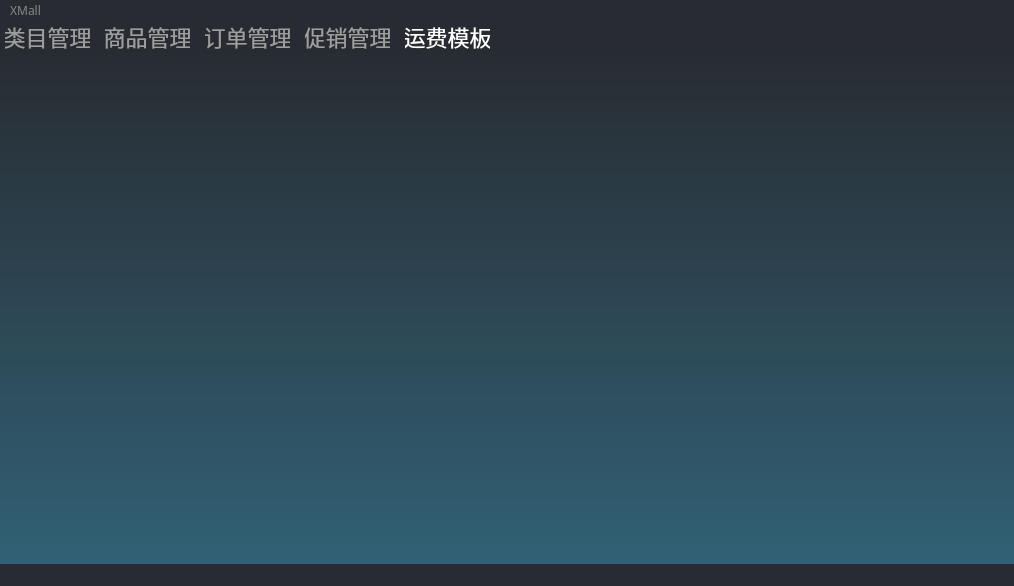
First picture: the form in XMall-Admin/mainwindow.ui, repository XuanchenLi/XMall, before the edit.
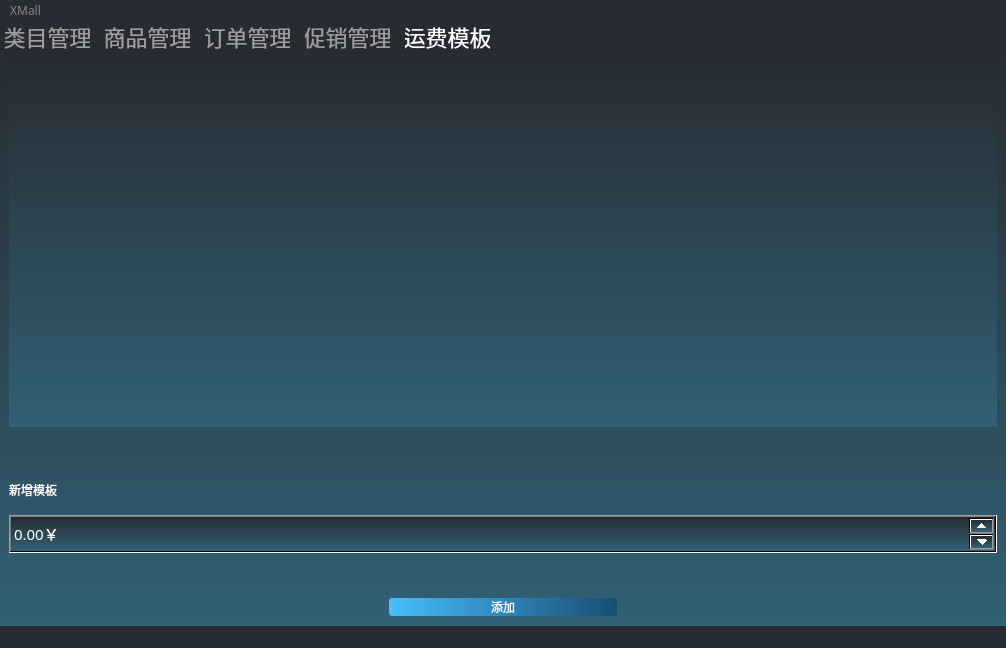
Second picture: the form after the edit. The open tabs and pages were chosen to show the change. Custom widgets are drawn as their Qt base class.

Diff of the .ui file:
```diff
--- a/XMall-Admin/mainwindow.ui
+++ b/XMall-Admin/mainwindow.ui
@@ -6,8 +6,8 @@
    <rect>
     <x>0</x>
     <y>0</y>
-    <width>1014</width>
-    <height>586</height>
+    <width>1006</width>
+    <height>648</height>
    </rect>
   </property>
   <property name="minimumSize">
@@ -571,11 +571,159 @@
         <string notr="true">*{
 background-color:qlineargradient(spread:pad, x1:0, y1:0, x2:0, y2:1, stop:0 rgb(40, 44, 50), stop:1 rgb(49, 97, 117))
 
+}
+
+QMenu::item 
+{
+     background-color:rgb(42, 42, 42);
+}
+ 
+/*选择项设置*/
+QMenu::item:selected 
+{
+     background-color: rgb(36, 58, 99);
+}
+QMenuBar::item:selected{
+background-color:rgb(51, 124, 188);
+color:white;
+}
+QMenuBar::item{
+color:white;
+font:20px;
+}
+QLabel{
+background:transparent
 }</string>
        </property>
        <attribute name="title">
         <string>运费模板</string>
        </attribute>
+       <layout class="QVBoxLayout" name="verticalLayout_2">
+        <item>
+         <layout class="QVBoxLayout" name="verticalLayout_8" stretch="2,1">
+          <item>
+           <widget class="FreightRefreshWidget" name="freightRefreshWidget" native="true"/>
+          </item>
+          <item>
+           <layout class="QVBoxLayout" name="verticalLayout_7" stretch="1,1,1,1,1">
+            <item>
+             <spacer name="verticalSpacer_2">
+              <property name="orientation">
+               <enum>Qt::Vertical</enum>
+              </property>
+              <property name="sizeHint" stdset="0">
+               <size>
+                <width>20</width>
+                <height>40</height>
+               </size>
+              </property>
+             </spacer>
+            </item>
+            <item>
+             <widget class="QLabel" name="label_8">
+              <property name="text">
+               <string>新增模板</string>
+              </property>
+             </widget>
+            </item>
+            <item>
+             <widget class="QDoubleSpinBox" name="freightDoubleSpinBox">
+              <property name="maximumSize">
+               <size>
+                <width>16777215</width>
+                <height>45</height>
+               </size>
+              </property>
+              <property name="font">
+               <font>
+                <family>Microsoft YaHei</family>
+                <pointsize>11</pointsize>
+               </font>
+              </property>
+              <property name="suffix">
+               <string>￥</string>
+              </property>
+              <property name="maximum">
+               <double>10000.000000000000000</double>
+              </property>
+             </widget>
+            </item>
+            <item>
+             <spacer name="verticalSpacer">
+              <property name="orientation">
+               <enum>Qt::Vertical</enum>
+              </property>
+              <property name="sizeHint" stdset="0">
+               <size>
+                <width>20</width>
+                <height>40</height>
+               </size>
+              </property>
+             </spacer>
+            </item>
+            <item>
+             <layout class="QHBoxLayout" name="horizontalLayout_6" stretch="5,3,5">
+              <item>
+               <spacer name="horizontalSpacer_5">
+                <property name="orientation">
+                 <enum>Qt::Horizontal</enum>
+                </property>
+                <property name="sizeHint" stdset="0">
+                 <size>
+                  <width>40</width>
+                  <height>20</height>
+                 </size>
+                </property>
+               </spacer>
+              </item>
+              <item>
+               <widget class="QPushButton" name="freightPushButton">
+                <property name="cursor">
+                 <cursorShape>PointingHandCursor</cursorShape>
+                </property>
+                <property name="styleSheet">
+                 <string notr="true">
+
+QPushButton{
+background-color:QLinearGradient(x1:0, y1: 0, x2: 1, y2: 0, stop: 0 rgb(71,191,255) , stop: 1 rgb(23, 78, 115));
+border-style:solid;
+border-color:white;
+border-radius:3px;
+border:0px solid ;
+}
+
+QPushButton:pressed{
+background-color:QLinearGradient(x1:0, y1: 0, x2: 1, y2: 0, stop: 0 rgb(71,191,255) , stop: 1 rgb(23, 78, 115));
+border-style:solid;
+border-radius:3px;
+border:1px solid;
+}</string>
+                </property>
+                <property name="text">
+                 <string>添加</string>
+                </property>
+               </widget>
+              </item>
+              <item>
+               <spacer name="horizontalSpacer_6">
+                <property name="orientation">
+                 <enum>Qt::Horizontal</enum>
+                </property>
+                <property name="sizeHint" stdset="0">
+                 <size>
+                  <width>40</width>
+                  <height>20</height>
+                 </size>
+                </property>
+               </spacer>
+              </item>
+             </layout>
+            </item>
+           </layout>
+          </item>
+         </layout>
+        </item>
+       </layout>
       </widget>
      </widget>
     </item>
@@ -586,7 +734,7 @@
     <rect>
      <x>0</x>
      <y>0</y>
-     <width>1014</width>
+     <width>1006</width>
      <height>21</height>
     </rect>
    </property>
@@ -634,6 +782,18 @@
    <header>categoryrefreshwidget.h</header>
    <container>1</container>
   </customwidget>
+  <customwidget>
+   <class>FreightRefreshWidget</class>
+   <extends>QWidget</extends>
+   <header>freightrefreshwidget.h</header>
+   <container>1</container>
+  </customwidget>
+  <customwidget>
+   <class>ProductRefreshWidget</class>
+   <extends>QWidget</extends>
+   <header>productrefreshwidget.h</header>
+   <container>1</container>
+  </customwidget>
  </customwidgets>
  <resources/>
  <connections/>
```
Left out of the diff: 11 changed lines with no effect on the pictures.
